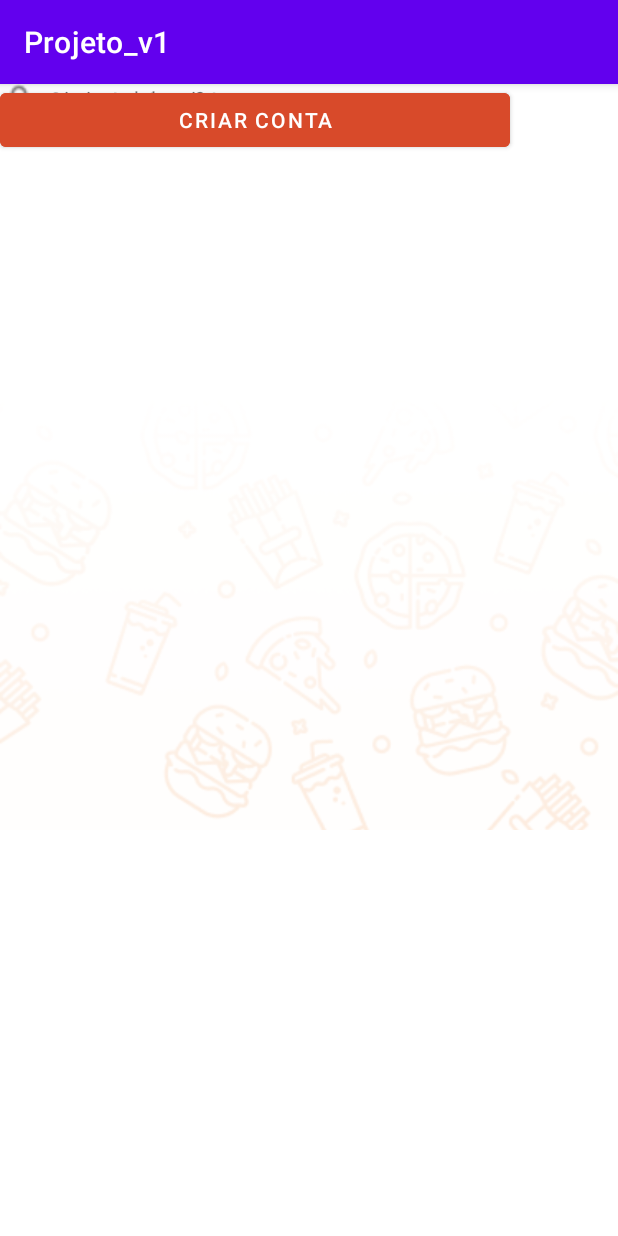
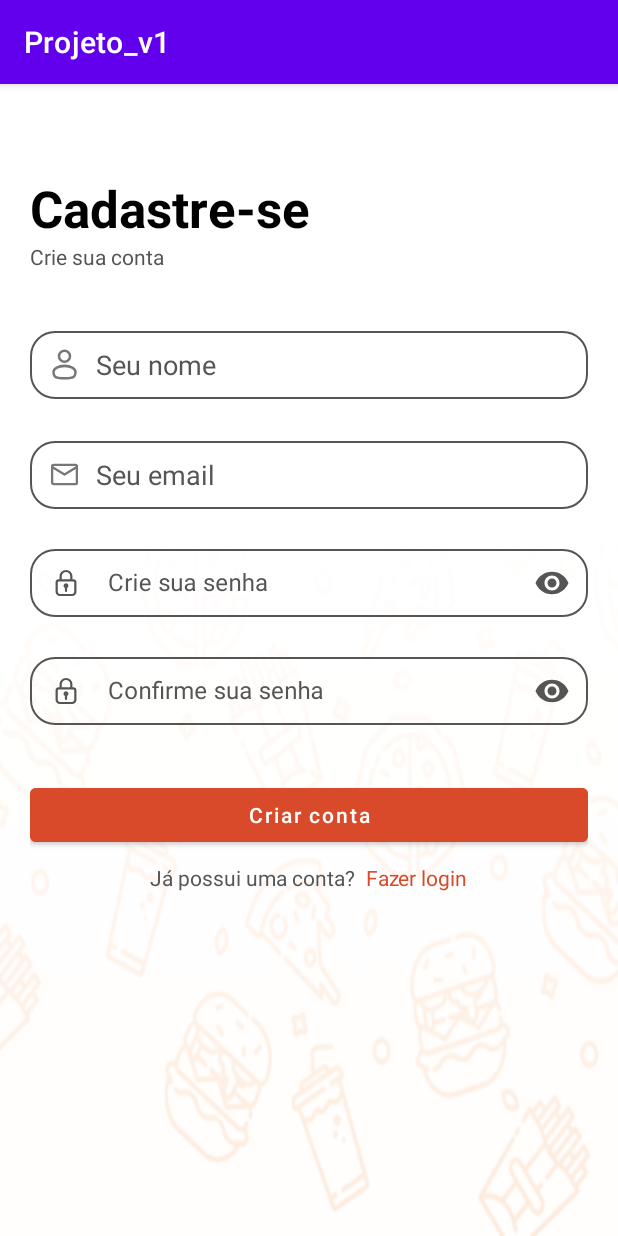
Before and after one commit to Dhekki/Cantina_Vidal, an Android app: the screen it shows after launch (CadastroClienteActivity), on a phone screen of 412 x 824 dp. Run offline under Robolectric (Android 15) with nearby library versions, the phone set to English and light mode, and no system bars.

Commit message:
✨ feat: Adiciona a tela inicial e tela de cadastro do aplicativo.

```diff
--- a/front_android/app/build.gradle
+++ b/front_android/app/build.gradle
@@ -38,6 +38,7 @@ dependencies {
     testImplementation libs.junit
     androidTestImplementation libs.ext.junit
     androidTestImplementation libs.espresso.core
+    implementation 'com.google.android.material:material:1.11.0'
 }
 
 dependencies {
--- a/front_android/app/src/main/java/com/example/projeto_v1/view/MainActivity.java
+++ b/front_android/app/src/main/java/com/example/projeto_v1/view/MainActivity.java
@@ -13,7 +13,7 @@ import androidx.core.view.WindowInsetsCompat;
 import com.example.projeto_v1.R;
 
 public class MainActivity extends AppCompatActivity {
-    private static final long TEMPO_DE_ESPERA = 6000L;
+    private static final long TEMPO_DE_ESPERA = 5000L;
 
     @Override
     protected void onCreate(Bundle savedInstanceState) {
--- /dev/null
+++ b/front_android/app/src/main/res/drawable/icon_email.xml
@@ -0,0 +1,20 @@
+<vector xmlns:android="http://schemas.android.com/apk/res/android"
+    android:width="21dp"
+    android:height="21dp"
+    android:viewportWidth="21"
+    android:viewportHeight="21">
+  <path
+      android:pathData="M3.5,4.375H17.5C17.981,4.375 18.375,4.769 18.375,5.25V15.75C18.375,16.231 17.981,16.625 17.5,16.625H3.5C3.019,16.625 2.625,16.231 2.625,15.75V5.25C2.625,4.769 3.019,4.375 3.5,4.375Z"
+      android:strokeLineJoin="round"
+      android:strokeWidth="1.45"
+      android:fillColor="#00000000"
+      android:strokeColor="#777777"
+      android:strokeLineCap="round"/>
+  <path
+      android:pathData="M2.625,5.688L10.5,10.5L18.375,5.688"
+      android:strokeLineJoin="round"
+      android:strokeWidth="1.45"
+      android:fillColor="#00000000"
+      android:strokeColor="#777777"
+      android:strokeLineCap="round"/>
+</vector>
--- /dev/null
+++ b/front_android/app/src/main/res/drawable/icon_nome.xml
@@ -0,0 +1,16 @@
+<vector xmlns:android="http://schemas.android.com/apk/res/android"
+    android:width="19dp"
+    android:height="19dp"
+    android:viewportWidth="19"
+    android:viewportHeight="19">
+  <path
+      android:pathData="M9.5,7.917C11.249,7.917 12.667,6.499 12.667,4.75C12.667,3.001 11.249,1.583 9.5,1.583C7.751,1.583 6.333,3.001 6.333,4.75C6.333,6.499 7.751,7.917 9.5,7.917Z"
+      android:strokeWidth="1.45"
+      android:fillColor="#00000000"
+      android:strokeColor="#777777"/>
+  <path
+      android:pathData="M15.833,13.854C15.833,15.821 15.833,17.417 9.5,17.417C3.167,17.417 3.167,15.821 3.167,13.854C3.167,11.887 6.003,10.292 9.5,10.292C12.998,10.292 15.833,11.887 15.833,13.854Z"
+      android:strokeWidth="1.45"
+      android:fillColor="#00000000"
+      android:strokeColor="#777777"/>
+</vector>
--- /dev/null
+++ b/front_android/app/src/main/res/drawable/icon_senha.xml
@@ -0,0 +1,13 @@
+<vector xmlns:android="http://schemas.android.com/apk/res/android"
+    android:width="21dp"
+    android:height="21dp"
+    android:viewportWidth="21"
+    android:viewportHeight="21">
+  <path
+      android:pathData="M7,8.75V6.125C7,4.191 8.566,2.625 10.5,2.625C12.434,2.625 14,4.191 14,6.125V8.75M10.5,13.125C10.732,13.125 10.955,13.033 11.119,12.869C11.283,12.705 11.375,12.482 11.375,12.25C11.375,12.018 11.283,11.795 11.119,11.631C10.955,11.467 10.732,11.375 10.5,11.375C10.268,11.375 10.045,11.467 9.881,11.631C9.717,11.795 9.625,12.018 9.625,12.25C9.625,12.482 9.717,12.705 9.881,12.869C10.045,13.033 10.268,13.125 10.5,13.125ZM10.5,13.125V15.75M5.775,8.75H15.225C15.995,8.75 16.625,9.38 16.625,10.15V16.275C16.625,17.43 15.68,18.375 14.525,18.375H6.475C5.32,18.375 4.375,17.43 4.375,16.275V10.15C4.375,9.38 5.005,8.75 5.775,8.75Z"
+      android:strokeLineJoin="round"
+      android:strokeWidth="1.45"
+      android:fillColor="#00000000"
+      android:strokeColor="#777777"
+      android:strokeLineCap="round"/>
+</vector>
--- /dev/null
+++ b/front_android/app/src/main/res/drawable/shape_linha.xml
@@ -0,0 +1,13 @@
+<?xml version="1.0" encoding="utf-8"?>
+<shape xmlns:android="http://schemas.android.com/apk/res/android">
+    <stroke
+        android:width="1dp"
+        android:color="@color/cinza"/>
+    <corners android:radius="16dp"/>
+
+    <padding
+        android:left="12dp"
+        android:top="6dp"
+        android:right="12dp"
+        android:bottom="6dp"/>
+</shape>
--- a/front_android/app/src/main/res/layout/activity_cadastro_cliente.xml
+++ b/front_android/app/src/main/res/layout/activity_cadastro_cliente.xml
@@ -1,153 +1,185 @@
 <?xml version="1.0" encoding="utf-8"?>
-<androidx.constraintlayout.widget.ConstraintLayout
+<FrameLayout
     xmlns:android="http://schemas.android.com/apk/res/android"
     xmlns:tools="http://schemas.android.com/tools"
     xmlns:app="http://schemas.android.com/apk/res-auto"
     android:id="@+id/main"
     android:layout_width="match_parent"
     android:layout_height="match_parent"
+    android:background="@drawable/fffcf9"
     tools:context=".view.CadastroClienteActivity">
 
-  <androidx.constraintlayout.widget.ConstraintLayout
+    <ScrollView
+        android:layout_width="match_parent"
+        android:layout_height="match_parent">
 
-      android:layout_width="match_parent"
-      android:layout_height="match_parent"
-      tools:layout_editor_absoluteX="151dp"
-      tools:layout_editor_absoluteY="361dp">
+        <LinearLayout
+            android:layout_width="match_parent"
+            android:layout_height="wrap_content"
+            android:orientation="vertical"
+            android:layout_marginTop="40dp"
+            android:padding="20dp">
 
-    <ImageView
-        android:id="@+id/imageView"
-        android:layout_width="match_parent"
-        android:layout_height="wrap_content"
-        android:scaleType="centerCrop"
-        app:srcCompat="@drawable/screens_bottom_elements"
-        tools:layout_editor_absoluteX="-35dp"
-        tools:layout_editor_absoluteY="225dp" />
+            <TextView
+                android:id="@+id/titulo"
+                android:layout_width="wrap_content"
+                android:layout_height="wrap_content"
+                android:textColor="@color/black"
+                android:text="Cadastre-se"
+                android:textSize="34sp"
+                android:textStyle="bold" />
 
-    <EditText
-        android:id="@+id/senhaConfirmar"
-        android:layout_width="300dp"
-        android:layout_height="wrap_content"
-        android:background="@android:color/transparent"
-        android:ems="10"
-        android:hint="Confirme sua senha"
-        android:inputType="textPassword"
-        tools:layout_editor_absoluteX="111dp"
-        tools:layout_editor_absoluteY="387dp" />
+            <TextView
+                android:id="@+id/subTitulo"
+                android:layout_width="match_parent"
+                android:layout_height="wrap_content"
+                android:layout_marginBottom="40dp"
+                android:textColor="@color/cinza"
+                android:text="Crie sua conta" />
 
-    <EditText
-        android:id="@+id/senha"
-        android:layout_width="300dp"
-        android:layout_height="wrap_content"
-        android:background="@android:color/transparent"
-        android:ems="10"
-        android:hint="Crie sua senha"
-        android:inputType="textPassword"
-        tools:layout_editor_absoluteX="111dp"
-        tools:layout_editor_absoluteY="333dp" />
 
-    <TextView
-        android:id="@+id/textView1"
-        android:layout_width="wrap_content"
-        android:layout_height="wrap_content"
-        android:backgroundTint="@color/black"
-        android:text="Cadastre-se"
-        android:textSize="34sp"
-        android:textStyle="bold"
-        tools:layout_editor_absoluteX="97dp"
-        tools:layout_editor_absoluteY="48dp" />
+            <LinearLayout
+                android:layout_width="match_parent"
+                android:layout_height="45dp"
+                android:background="@drawable/shape_linha"
+                android:orientation="horizontal"
+                android:gravity="center_vertical"
+                android:paddingStart="12dp"
+                android:paddingEnd="12dp"
+                android:layout_marginBottom="28dp">
 
-    <TextView
-        android:id="@+id/textView2"
-        android:layout_width="wrap_content"
-        android:layout_height="wrap_content"
-        android:text="Lorem ipsum dolor sit amet, consectetur."
-        tools:layout_editor_absoluteX="68dp"
-        tools:layout_editor_absoluteY="125dp" />
+                <ImageView
+                    android:layout_width="22dp"
+                    android:layout_height="22dp"
+                    android:src="@drawable/icon_nome"
+                    android:layout_marginEnd="10dp"/>
 
-    <EditText
-        android:id="@+id/nome"
-        android:layout_width="300dp"
-        android:layout_height="wrap_content"
-        android:background="@android:color/transparent"
-        android:ems="10"
-        android:hint="Seu nome"
-        android:inputType="text"
-        tools:layout_editor_absoluteX="76dp"
-        tools:layout_editor_absoluteY="200dp" />
+                <EditText
+                    android:id="@+id/nome"
+                    android:layout_width="match_parent"
+                    android:layout_height="match_parent"
+                    android:hint="Seu nome"
+                    android:textColorHint="@color/cinza"
+                    android:textColor="@color/black"
+                    android:background="@android:color/transparent"
+                    android:inputType="text"/>
+            </LinearLayout>
 
-    <EditText
-        android:id="@+id/email"
-        android:layout_width="300dp"
-        android:layout_height="wrap_content"
-        android:background="@android:color/transparent"
-        android:ems="10"
-        android:hint="Seu email"
-        android:inputType="text"
-        tools:layout_editor_absoluteX="81dp"
-        tools:layout_editor_absoluteY="249dp" />
+            <LinearLayout
+                android:layout_width="match_parent"
+                android:layout_height="45dp"
+                android:background="@drawable/shape_linha"
+                android:orientation="horizontal"
+                android:gravity="center_vertical"
+                android:paddingStart="12dp"
+                android:paddingEnd="12dp"
+                android:layout_marginBottom="16dp">
 
-    <TextView
-        android:id="@+id/textView3"
-        android:layout_width="wrap_content"
-        android:layout_height="wrap_content"
-        android:text="Já possui uma conta?"
-        android:textSize="14sp"
-        tools:layout_editor_absoluteX="31dp"
-        tools:layout_editor_absoluteY="600dp" />
+                <ImageView
+                    android:layout_width="22dp"
+                    android:layout_height="22dp"
+                    android:src="@drawable/icon_email"
+                    android:layout_marginEnd="10dp"/>
 
-    <Button
-        android:id="@+id/btnLogin"
-        android:layout_width="157dp"
-        android:layout_height="42dp"
-        android:background="@android:color/transparent"
-        android:text="Fazer login"
-        android:textColor="@color/laranja"
-        android:textSize="10sp"
-        tools:layout_editor_absoluteX="238dp"
-        tools:layout_editor_absoluteY="588dp" />
+                <EditText
+                    android:id="@+id/email"
+                    android:layout_width="match_parent"
+                    android:layout_height="match_parent"
+                    android:hint="Seu email"
+                    android:textColorHint="@color/cinza"
+                    android:textColor="@color/black"
+                    android:background="@android:color/transparent"
+                    android:inputType="textEmailAddress"/>
+            </LinearLayout>
 
-    <Button
-        android:id="@+id/criarConta"
-        android:layout_width="340dp"
-        android:layout_height="wrap_content"
-        android:backgroundTint="@color/laranja"
-        android:text="Criar conta"
-        tools:layout_editor_absoluteX="36dp"
-        tools:layout_editor_absoluteY="507dp" />
+            <com.google.android.material.textfield.TextInputLayout
+                android:layout_width="match_parent"
+                android:layout_height="wrap_content"
+                android:layout_marginBottom="16dp"
+                app:startIconDrawable="@drawable/icon_senha"
+                app:startIconTint="@color/cinza"
+                android:textColorHint="@color/cinza"
+                app:endIconMode="password_toggle"
+                app:endIconTint="@color/cinza"
+                app:boxBackgroundMode="none" >
 
-    <ImageView
-        android:id="@+id/simbolo_email"
-        android:layout_width="25dp"
-        android:layout_height="30dp"
-        app:srcCompat="@drawable/photo_email"
-        tools:layout_editor_absoluteX="36dp"
-        tools:layout_editor_absoluteY="253dp" />
+                <com.google.android.material.textfield.TextInputEditText
+                    android:id="@+id/senha"
+                    android:layout_width="match_parent"
+                    android:layout_height="45dp"
+                    android:background="@drawable/shape_linha"
+                    android:hint="Crie sua senha"
+                    android:textColorHint="@color/cinza"
+                    android:textColor="@color/black"
+                    android:inputType="textPassword"
+                    android:paddingTop="2dp"
+                    android:paddingBottom="2dp"
+                    />
 
-    <ImageView
-        android:id="@+id/simbolo_senha"
-        android:layout_width="25dp"
-        android:layout_height="25dp"
-        app:srcCompat="@drawable/photo_senha"
-        tools:layout_editor_absoluteX="36dp"
-        tools:layout_editor_absoluteY="307dp" />
+            </com.google.android.material.textfield.TextInputLayout>
 
-    <ImageView
-        android:id="@+id/simbolo_senha2"
-        android:layout_width="25dp"
-        android:layout_height="25dp"
-        app:srcCompat="@drawable/photo_senha"
-        tools:layout_editor_absoluteX="43dp"
-        tools:layout_editor_absoluteY="362dp" />
+            <com.google.android.material.textfield.TextInputLayout
+                android:layout_width="match_parent"
+                android:layout_height="wrap_content"
+                android:layout_marginBottom="16dp"
+                app:startIconDrawable="@drawable/icon_senha"
+                app:startIconTint="@color/cinza"
+                android:textColorHint="@color/cinza"
+                app:endIconMode="password_toggle"
+                app:endIconTint="@color/cinza"
+                app:boxBackgroundMode="none" >
 
-    <ImageView
-        android:id="@+id/simbolo_usuario"
-        android:layout_width="25dp"
-        android:layout_height="25dp"
-        app:srcCompat="@drawable/photo_name"
-        tools:layout_editor_absoluteX="28dp"
-        tools:layout_editor_absoluteY="200dp" />
+                <com.google.android.material.textfield.TextInputEditText
+                    android:id="@+id/senha2"
+                    android:layout_width="match_parent"
+                    android:layout_height="45dp"
+                    android:background="@drawable/shape_linha"
+                    android:hint="Confirme sua senha"
+                    android:textColorHint="@color/cinza"
+                    android:textColor="@color/black"
+                    android:inputType="textPassword"
+                    android:paddingTop="2dp"
+                    android:paddingBottom="2dp"
+                    />
 
-  </androidx.constraintlayout.widget.ConstraintLayout>
+            </com.google.android.material.textfield.TextInputLayout>
 
-</androidx.constraintlayout.widget.ConstraintLayout>
+            <Button
+                android:id="@+id/btnCriarConta"
+                android:layout_width="match_parent"
+                android:layout_height="wrap_content"
+                android:backgroundTint="@color/laranja"
+                android:layout_marginTop="20dp"
+                android:layout_marginBottom="8dp"
+                android:textAllCaps="false"
+                android:textColor="@color/white"
+                android:text="Criar conta" />
+
+            <LinearLayout
+                android:layout_width="match_parent"
+                android:layout_height="wrap_content"
+                android:orientation="horizontal"
+                android:gravity="center_horizontal">
+
+                <TextView
+                    android:id="@+id/confirmText"
+                    android:layout_width="wrap_content"
+                    android:layout_height="wrap_content"
+                    android:textColor="@color/cinza"
+                    android:text="Já possui uma conta?" />
+
+                <TextView
+                    android:id="@+id/btnTelaLogin"
+                    android:layout_width="wrap_content"
+                    android:layout_height="wrap_content"
+                    android:layout_marginStart="7dp"
+                    android:text="Fazer login"
+                    android:textColor="@color/laranja" />
+            </LinearLayout>
+
+
+        </LinearLayout>
+
+    </ScrollView>
+
+</FrameLayout>
--- a/front_android/app/src/main/res/values/colors.xml
+++ b/front_android/app/src/main/res/values/colors.xml
@@ -8,4 +8,5 @@
     <color name="black">#000000</color>
     <color name="white">#FFFFFFFF</color>
     <color name="laranja">#D84A2A</color>
+    <color name="cinza">#555555</color>
 </resources>
```
Also changed, not shown: front_android/app/src/main/AndroidManifest.xml (+6 -6 lines), front_android/app/src/main/java/com/example/projeto_v1/adapter/ClienteAdapter.java (+65 -1 lines), front_android/app/src/main/java/com/example/projeto_v1/network/ApiService.java (+21 -21 lines), front_android/app/src/main/java/com/example/projeto_v1/repository/ClienteRepository.java (+49 -1 lines), front_android/app/src/main/java/com/example/projeto_v1/view/LoginClienteActivity.java (added, +26 -0 lines), front_android/app/src/main/java/com/example/projeto_v1/viewmodel/ClienteViewModel.java (+13 -6 lines), front_android/app/src/main/res/layout/activity_login_cliente.xml (added, +10 -0 lines), front_android/build.gradle (+1 -53 lines), front_android/app/src/main/res/drawable/fffcf9.png.
